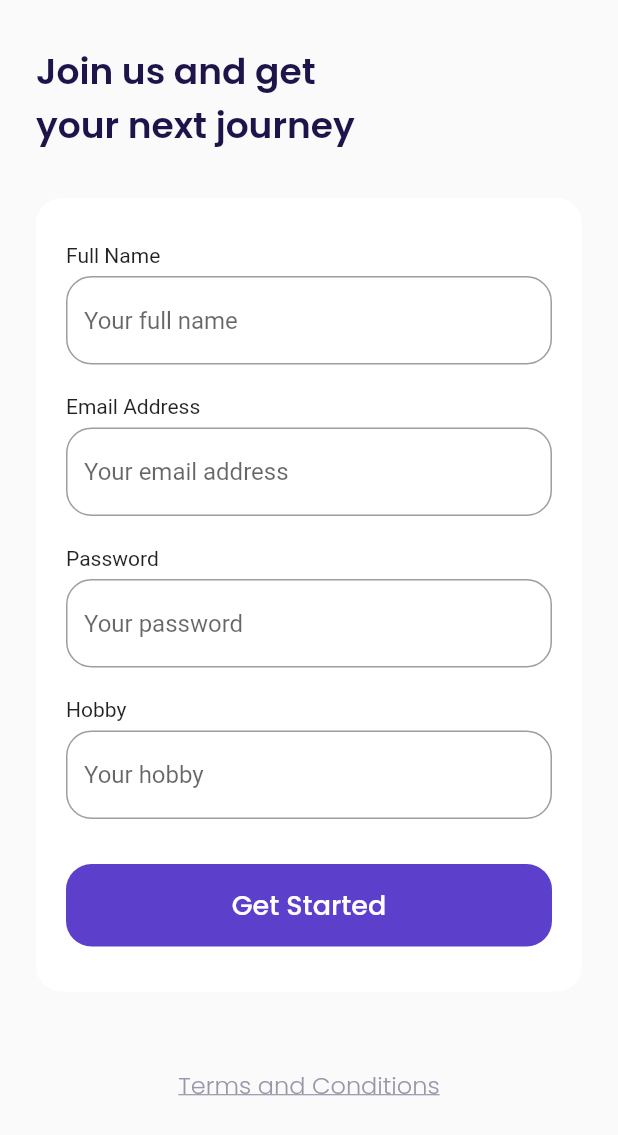
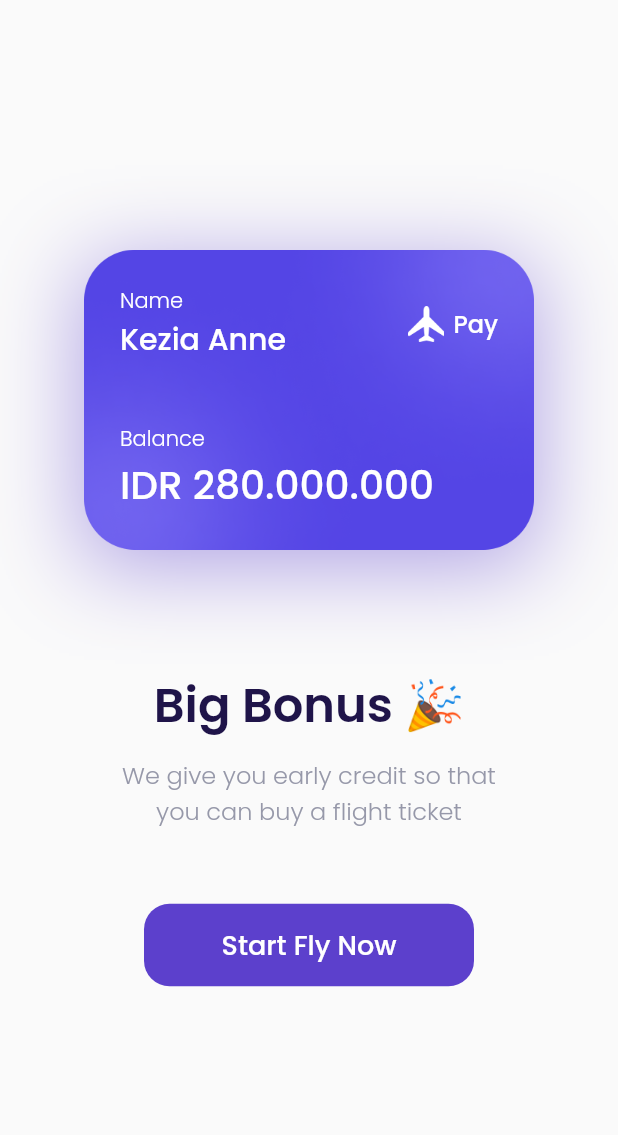
Before and after one commit to geemde/travel_app, a Flutter app: the SignUpPage screen opened by its route, after a tap on "Get Started", on a phone screen of 412 x 824 dp. Shown: the top 1135 px of the screen. Run offline on Flutter 3.47's test engine with Material 2 defaults, Android fonts, the phone set to English and light mode, and no system bars; our stand-ins replace google_fonts.

Commit message:
slicing ui bonus page

```diff
--- a/travel_app/lib/main.dart
+++ b/travel_app/lib/main.dart
@@ -3,6 +3,7 @@
 //import 'dart:js';
 
 import 'package:flutter/material.dart';
+import 'package:travel_app/ui/pages/bonus_page.dart';
 import 'package:travel_app/ui/pages/get_started_page.dart';
 import 'package:travel_app/ui/pages/sign_up_page.dart';
 import 'package:travel_app/ui/pages/splash_page.dart';
@@ -20,6 +21,7 @@ class MyApp extends StatelessWidget {
         '/': (context) => SplashPage(),
         '/get-started': (context) => GetStartedPage(),
         '/sign-up': (context) => SignUpPage(),
+        '/bonus': (context) => BonusPage(),
       },
     );
   }
--- /dev/null
+++ b/travel_app/lib/ui/pages/bonus_page.dart
@@ -0,0 +1,155 @@
+// ignore_for_file: prefer_const_constructors, prefer_const_literals_to_create_immutables
+import 'package:flutter/material.dart';
+import '../../shared/theme.dart';
+
+class BonusPage extends StatelessWidget {
+  const BonusPage({ Key? key }) : super(key: key);
+
+  @override
+  Widget build(BuildContext context) {
+
+    Widget bonusCard(){
+      return Container(
+        width: 300,
+        height: 200,
+        padding: EdgeInsets.all(defaultMargin),
+        decoration: BoxDecoration(
+          image: DecorationImage(
+            image: AssetImage(
+              'assets/image_card.png'
+            ),
+          ),
+          boxShadow:[
+              BoxShadow(
+                color: kPrimaryColor.withOpacity(0.5),
+                blurRadius: 50,
+                offset: Offset(0,10),
+            ),
+          ]
+        ),
+        child: Column(
+          crossAxisAlignment: CrossAxisAlignment.start,
+          children: [
+            Row(
+              children: [
+                Expanded(
+                  child: Column(
+                    crossAxisAlignment: CrossAxisAlignment.start,
+                    children: [
+                      Text('Name',
+                        style: whiteTextStyle.copyWith(
+                          fontWeight: light,
+                        ),
+                      ),
+                      Text('Kezia Anne',
+                        style: whiteTextStyle.copyWith(
+                          fontSize: 20,
+                          fontWeight: medium,
+                        ),
+                        overflow: TextOverflow.ellipsis,
+                      ),
+                    ],
+                  ),
+                ),
+                Container(
+                  width: 24,
+                  height: 24,
+                  margin: EdgeInsets.only(right: 6),
+                  decoration: BoxDecoration(
+                    image: DecorationImage(
+                      image: AssetImage(
+                        'assets/icon_plane.png'
+                      ),
+                    ),
+                  ),
+                ),
+                Text('Pay',
+                style: whiteTextStyle.copyWith(
+                  fontSize: 16,
+                  fontWeight: medium,
+                ),)
+              ],
+            ),
+            SizedBox(
+              height: 41,
+            ),
+            Text('Balance',
+            style: whiteTextStyle.copyWith(
+              fontSize: 14,
+              fontWeight: light,
+            ),),
+            Text('IDR 280.000.000',
+              style: whiteTextStyle.copyWith(
+                fontSize: 26,
+                fontWeight: medium
+              ),
+              overflow: TextOverflow.ellipsis,
+            ),
+          ],
+        ),
+      );
+    }
+
+    Widget title(){
+      return Container(
+        margin: EdgeInsets.only(top: 80),
+        child: Text('Big Bonus 🎉',
+          style: blackTextStyle.copyWith(
+            fontSize: 32,
+            fontWeight: semiBold,
+          ),
+        ),
+      );
+    }
+
+    Widget subtitle(){
+      return Container(
+        margin: EdgeInsets.only(top: 10),
+        child: Text('We give you early credit so that\nyou can buy a flight ticket',
+          style: greyTextStyle.copyWith(
+            fontSize: 16,
+            fontWeight: light,
+          ),
+          textAlign: TextAlign.center,
+        ),
+      );
+    }
+
+    Widget startButton(){
+      return Container(
+        margin: EdgeInsets.only(top: 50),
+        width: 220,
+        height: 55,
+        child: TextButton(
+          onPressed: (){},
+          style: TextButton.styleFrom(
+            backgroundColor: kPrimaryColor,
+            shape: RoundedRectangleBorder(
+              borderRadius: BorderRadius.circular(defaultRadius),
+            ),
+          ),
+          child: Text('Start Fly Now',
+          style: whiteTextStyle.copyWith(
+            fontSize: 18,
+            fontWeight: medium,
+          ),),
+        ),
+      );
+    }
+
+    return Scaffold(
+      backgroundColor: kBackgroundColor,
+      body: Center(
+        child: Column(
+          mainAxisAlignment: MainAxisAlignment.center,
+          children: [
+            bonusCard(),
+            title(),
+            subtitle(),
+            startButton(),
+          ],
+        ),
+      ),
+    );
+  }
+}
--- a/travel_app/lib/ui/pages/sign_up_page.dart
+++ b/travel_app/lib/ui/pages/sign_up_page.dart
@@ -150,7 +150,9 @@ class SignUpPage extends StatelessWidget {
           width: double.infinity,
           height: 55,
           child: TextButton(
-            onPressed: (){},
+            onPressed: (){
+              Navigator.pushNamed(context, '/bonus');
+            },
             style: TextButton.styleFrom(
               backgroundColor: kPrimaryColor,
               shape: RoundedRectangleBorder(
```
